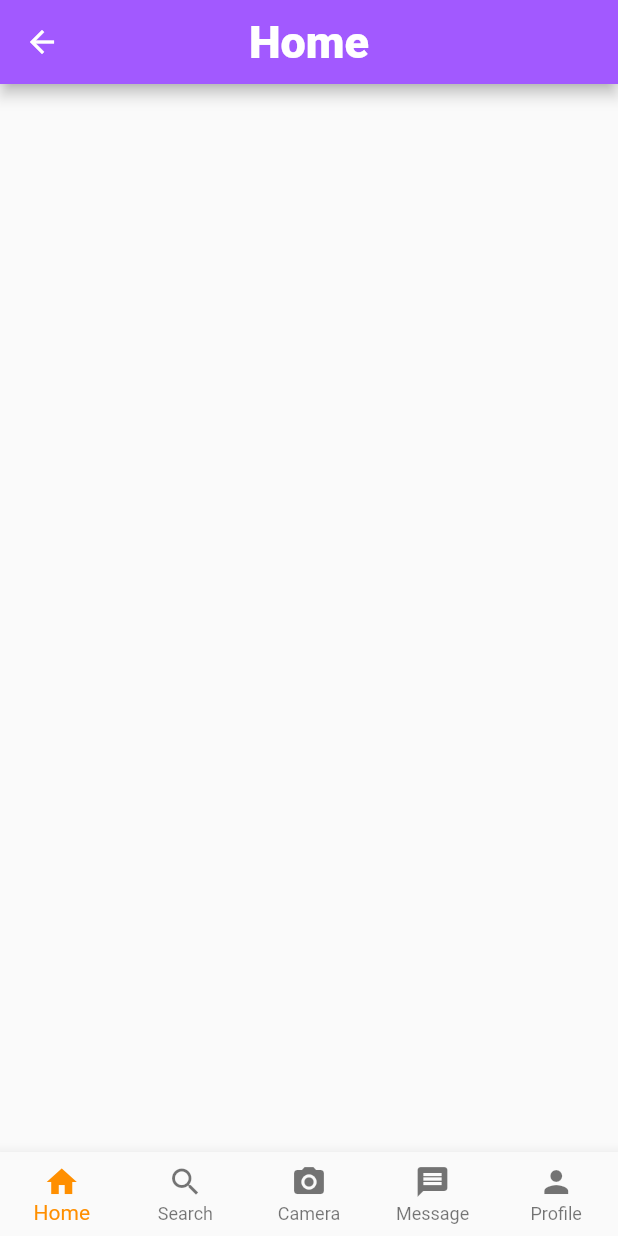
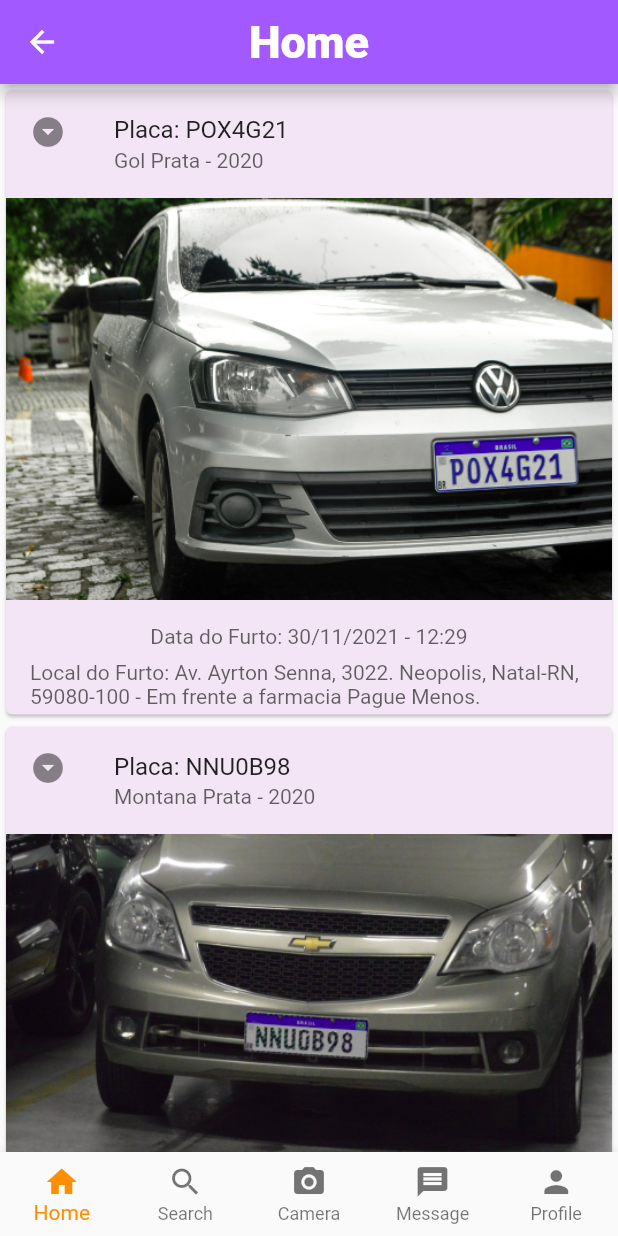
Before and after one commit to vitorgaboardi/MeuCarroMinhaVida, a Flutter app: the MainPage screen opened directly with empty values, on a phone screen of 412 x 824 dp. Run offline on Flutter 3.47's test engine with Material 2 defaults, Android fonts, the phone set to English and light mode, and no system bars; our stand-ins replace camera, image_picker.

Commit message:
Cards - Home page

```diff
--- a/lib/pages/main.dart
+++ b/lib/pages/main.dart
@@ -10,21 +10,16 @@ import 'camera.dart';
 import 'profile.dart';
 
 class MainPage extends StatefulWidget {
-  const MainPage({
-    Key? key,
-    required this.dados
-  }) : super(key: key);
+  const MainPage({Key? key, required this.dados}) : super(key: key);
 
   final dados;
 
   @override
-  State<MainPage> createState() => _MainPage(dados:dados);
+  State<MainPage> createState() => _MainPage(dados: dados);
 }
 
 class _MainPage extends State<MainPage> {
-  _MainPage({
-    required this.dados
-  }) : super();
+  _MainPage({required this.dados}) : super();
 
   final dados;
   late List<CameraDescription> cameras;
@@ -62,17 +57,26 @@ class _MainPage extends State<MainPage> {
       _selectedIndex = index;
 
       if (index == 0) {
-        Navigator.push(context,
-            MaterialPageRoute(builder: (BuildContext context) => MainPage(dados:dados)));
+        Navigator.push(
+            context,
+            MaterialPageRoute(
+                builder: (BuildContext context) => MainPage(dados: dados)));
       } else if (index == 1) {
-        Navigator.push(context,
-            MaterialPageRoute(builder: (BuildContext context) => Search(dados:dados)));
+        Navigator.push(
+            context,
+            MaterialPageRoute(
+                builder: (BuildContext context) => Search(dados: dados)));
       } else if (index == 2) {
-        Navigator.push(context,
-            MaterialPageRoute(builder: (BuildContext context) => Camera(camera:camera, dados:dados)));
+        Navigator.push(
+            context,
+            MaterialPageRoute(
+                builder: (BuildContext context) =>
+                    Camera(camera: camera, dados: dados)));
       } else if (index == 4) {
-        Navigator.push(context,
-            MaterialPageRoute(builder: (BuildContext context) => Profile(dados:dados)));
+        Navigator.push(
+            context,
+            MaterialPageRoute(
+                builder: (BuildContext context) => Profile(dados: dados)));
       }
     });
   }
@@ -98,7 +102,73 @@ class _MainPage extends State<MainPage> {
         backgroundColor: Color.fromARGB(255, 162, 89, 255),
         centerTitle: true,
       ),
-      body: SingleChildScrollView(child: Column(children: [])),
+      body: SingleChildScrollView(
+          child: Column(children: [
+        Card(
+            clipBehavior: Clip.hardEdge,
+            color: Colors.purple[50],
+            child: Column(
+              children: [
+                ListTile(
+                  leading: Icon(Icons.arrow_drop_down_circle),
+                  title: const Text('Placa: POX4G21'),
+                  subtitle: Text(
+                    'Gol Prata - 2020',
+                    style: TextStyle(color: Colors.black.withOpacity(0.6)),
+                  ),
+                ),
+                Image.asset('assets/images/car1.png'),
+                Padding(
+                  padding: const EdgeInsets.fromLTRB(16, 16, 16, 4),
+                  child: Text(
+                    'Data do Furto: 30/11/2021 - 12:29',
+                    style: TextStyle(color: Colors.black.withOpacity(0.6)),
+                    textAlign: TextAlign.start,
+                  ),
+                ),
+                Padding(
+                  padding: const EdgeInsets.fromLTRB(16, 4, 16, 4),
+                  child: Text(
+                    'Local do Furto: Av. Ayrton Senna, 3022. Neopolis, Natal-RN, 59080-100 - Em frente a farmacia Pague Menos.',
+                    style: TextStyle(color: Colors.black.withOpacity(0.6)),
+                    textAlign: TextAlign.start,
+                  ),
+                ),
+              ],
+            )),
+        Card(
+            clipBehavior: Clip.hardEdge,
+            color: Colors.purple[50],
+            child: Column(
+              children: [
+                ListTile(
+                  leading: Icon(Icons.arrow_drop_down_circle),
+                  title: const Text('Placa: NNU0B98'),
+                  subtitle: Text(
+                    'Montana Prata - 2020',
+                    style: TextStyle(color: Colors.black.withOpacity(0.6)),
+                  ),
+                ),
+                Image.asset('assets/images/car2.png'),
+                Padding(
+                  padding: const EdgeInsets.fromLTRB(16, 16, 16, 4),
+                  child: Text(
+                    'Data do Furto: 29/11/2021 - 03:29',
+                    style: TextStyle(color: Colors.black.withOpacity(0.6)),
+                    textAlign: TextAlign.start,
+                  ),
+                ),
+                Padding(
+                  padding: const EdgeInsets.fromLTRB(16, 4, 16, 4),
+                  child: Text(
+                    'Local do Furto: Av. Xavier da Silveira, 55. Nova Descoberta, Natal-RN, 59015-430 - Em frente a Picanha Churrascaria.',
+                    style: TextStyle(color: Colors.black.withOpacity(0.6)),
+                    textAlign: TextAlign.start,
+                  ),
+                ),
+              ],
+            ))
+      ])),
       bottomNavigationBar: BottomNavigationBar(
         type: BottomNavigationBarType.fixed, // This is all you need!
         items: const <BottomNavigationBarItem>[
--- a/pubspec.yaml
+++ b/pubspec.yaml
@@ -51,7 +51,8 @@ flutter:
   uses-material-design: true
 
   # To add assets to your application, add an assets section, like this:
-  # assets:
+  assets:
+    - assets/images/
   #   - images/a_dot_burr.jpeg
   #   - images/a_dot_ham.jpeg
 
```
Also changed, not shown: assets/images/car1.png (added), assets/images/car2.png (added).
